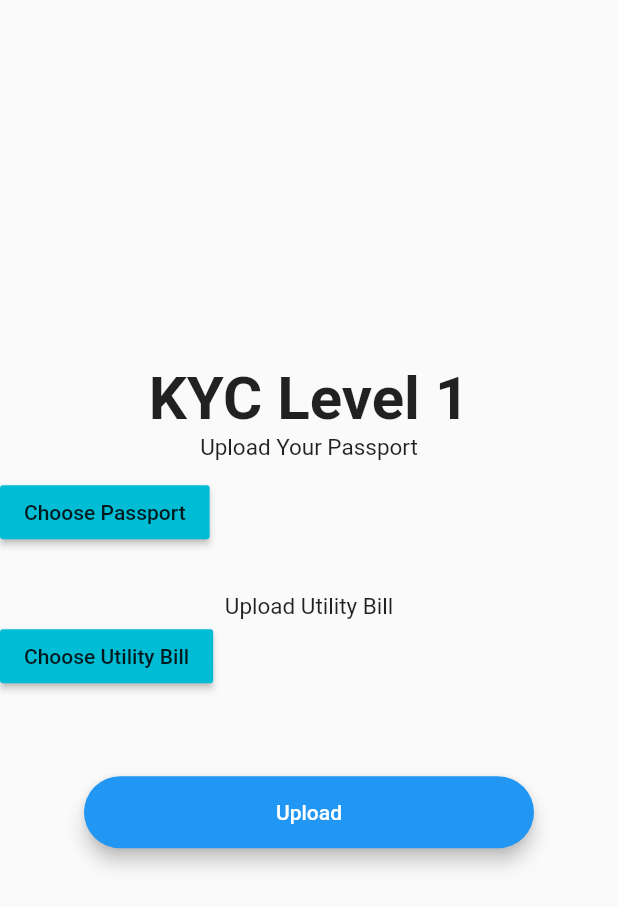
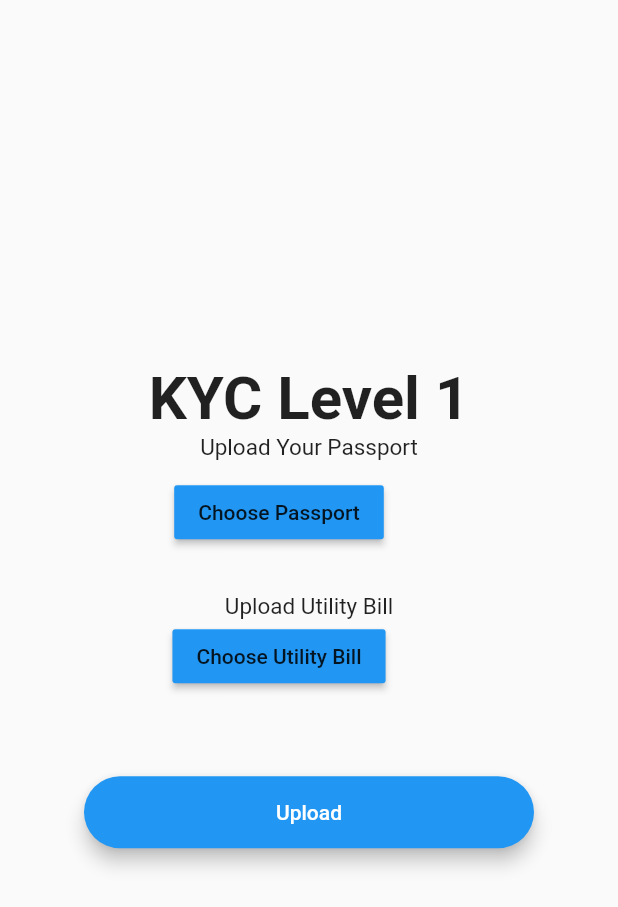
Before and after one commit to Caculuz-cinks/KYC-Flutter-Payment-App-, a Flutter app: the Level1 screen opened by its route, on a phone screen of 412 x 824 dp. Shown: the top 907 px of the screen. Run offline on Flutter 3.47's test engine with Material 2 defaults, Android fonts, the phone set to English and light mode, and no system bars; our stand-ins replace animated_text_kit, awesome_dialog, cloud_firestore, file_picker, firebase_auth, firebase_storage and 2 more; missing offline and left inert: mailer; accounts and stored records are empty.

```diff
--- a/lib/Screens/Kyc_level.dart
+++ b/lib/Screens/Kyc_level.dart
@@ -93,7 +93,10 @@ class _KycLevelState extends State<KycLevel>
         child: Column(
           mainAxisAlignment: MainAxisAlignment.center,
           children: [
-            builder(),
+            Text(
+              'KYC Level: 0',
+              style: TextStyle(fontSize: 35),
+            ),
             SizedBox(
               height: 100,
             ),
--- a/lib/Screens/kyc_level1.dart
+++ b/lib/Screens/kyc_level1.dart
@@ -135,12 +135,13 @@ class _Level1State extends State<Level1> {
             height: 10,
           ),
           Row(
+            mainAxisAlignment: MainAxisAlignment.center,
             children: [
               _passport == null
                   ? RaisedButton(
                       child: Text('Choose Passport'),
                       onPressed: choosePassport,
-                      color: Colors.cyan,
+                      color: Colors.blue,
                     )
                   : Container(
                       child: Text('Passport Uploaded'),
@@ -158,12 +159,13 @@ class _Level1State extends State<Level1> {
             style: TextStyle(fontSize: 15),
           ),
           Row(
+            mainAxisAlignment: MainAxisAlignment.center,
             children: [
               _utility == null
                   ? RaisedButton(
                       child: Text('Choose Utility Bill'),
                       onPressed: chooseUtility,
-                      color: Colors.cyan,
+                      color: Colors.blue,
                     )
                   : Container(
                       child: Text('Utility Bill Uploaded'),
```
Also changed, not shown: lib/Screens/signup.dart (line endings or trailing spaces).
